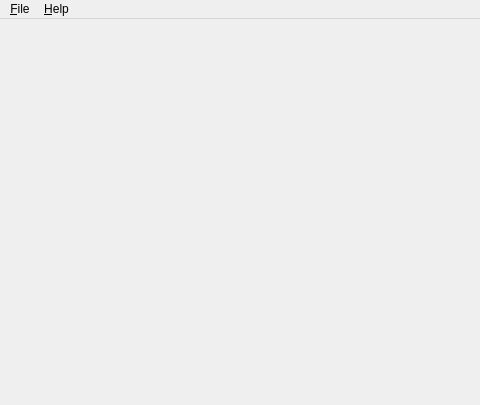
Above: apps/cts/ui/MainWindow.ui from jjacobsson/calltree before the change; both pictures show x 0 to 480 and y 0 to 405 of the 800 by 600 pixel window. Below: the same form after it.
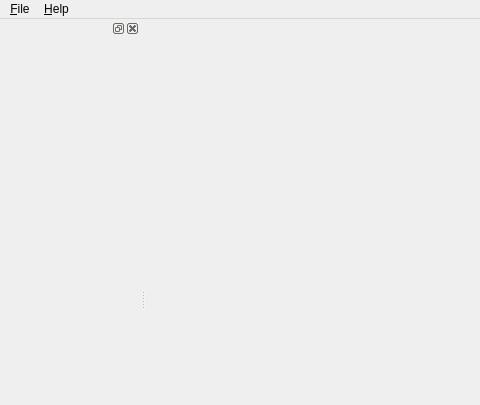
That is the form after the change.

Diff of the .ui file:
```diff
--- a/apps/cts/ui/MainWindow.ui
+++ b/apps/cts/ui/MainWindow.ui
@@ -69,6 +69,18 @@
     <bool>true</bool>
    </property>
   </widget>
+  <widget class="QDockWidget" name="dockWidget">
+   <property name="minimumSize">
+    <size>
+     <width>140</width>
+     <height>40</height>
+    </size>
+   </property>
+   <attribute name="dockWidgetArea">
+    <number>1</number>
+   </attribute>
+   <widget class="QWidget" name="dockWidgetContents"/>
+  </widget>
   <action name="m_ActionOpen">
    <property name="text">
     <string>&amp;Open</string>
```
Left out of the diff: 2 changed lines with no effect on the pictures.
